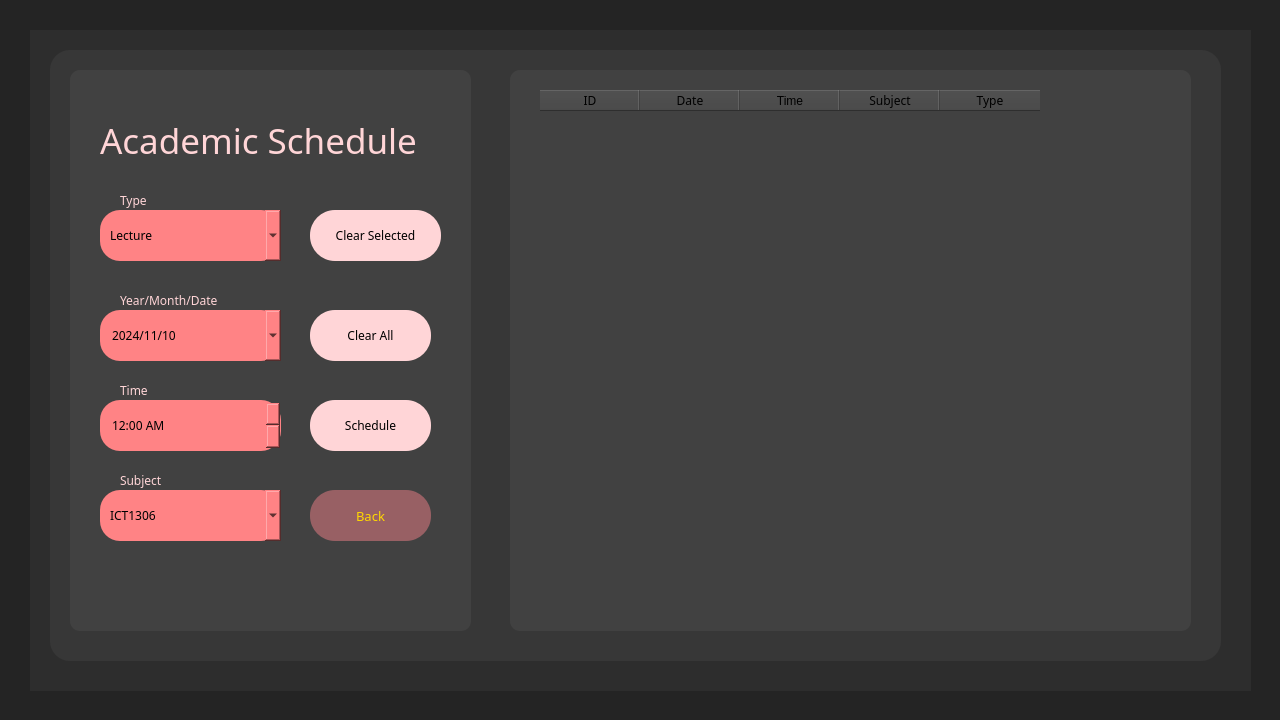
The window that ui/academic.ui (hclperera/Personal_Organizer) describes before a commit, drawn with Qt 5.
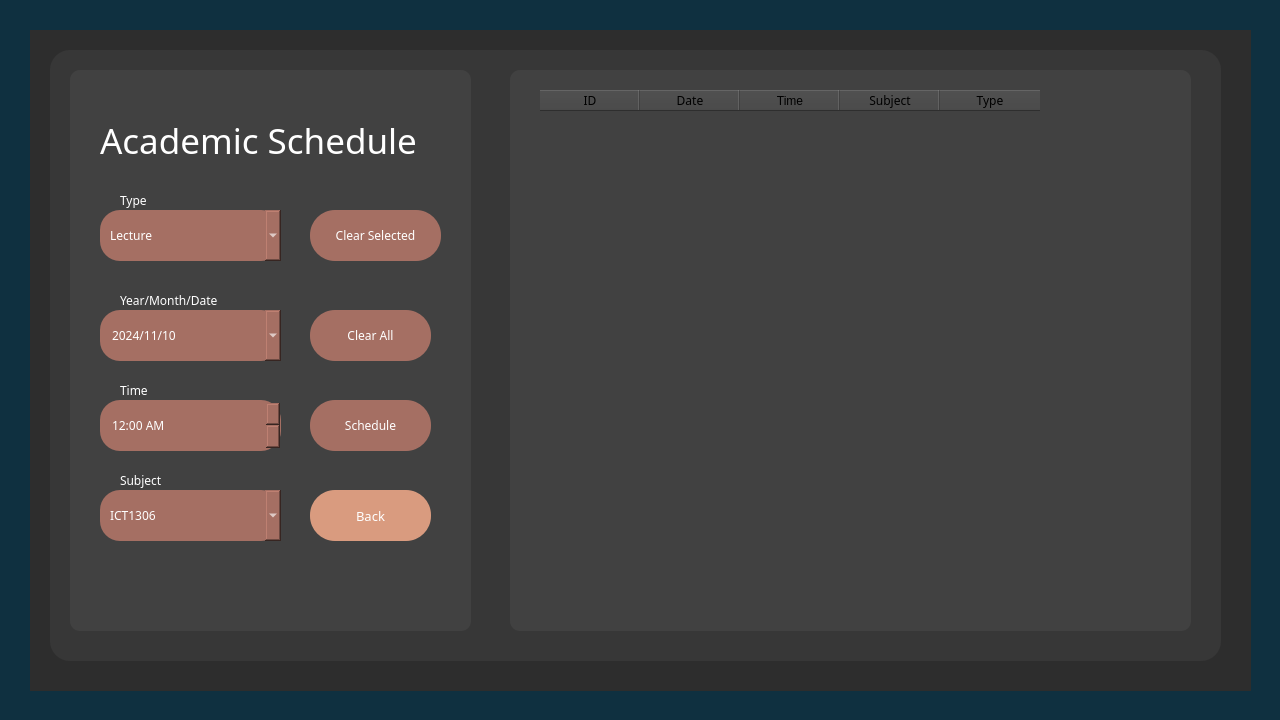
The same window after the commit.

```diff
--- a/ui/academic.ui
+++ b/ui/academic.ui
@@ -29,7 +29,7 @@
    </property>
    <property name="styleSheet">
     <string notr="true">QWidget{
-	background-color: rgb(36, 36, 36);
+	background-color: rgb(15, 48, 64);
 }</string>
    </property>
    <widget class="QWidget" name="Fback1" native="true">
@@ -93,11 +93,11 @@
        </property>
        <property name="styleSheet">
         <string notr="true">QComboBox{
-	background-color:rgb(255, 131, 133);
+	background-color:rgb(165, 111, 99);
 	border-radius:20px;
 	padding-left:10px;
 	padding-right:10px;
-	color: black;
+	color: white;
 }</string>
        </property>
        <item>
@@ -127,11 +127,10 @@
        </property>
        <property name="styleSheet">
         <string notr="true">QPushButton{
-	background-color:rgb(255, 213, 215);
+	background-color:rgb(165, 111, 99);
 	border-radius:25px;
 	border-color: rgb(53, 69, 93);
-	
-	color: rgb(0, 0, 0);
+	color: white;
 }</string>
        </property>
        <property name="text">
@@ -154,7 +153,7 @@
        </property>
        <property name="styleSheet">
         <string notr="true">QLabel{
-	color:rgb(255, 213, 215);
+	color:rgb(255, 255, 255);
 }</string>
        </property>
        <property name="text">
@@ -177,7 +176,7 @@
        </property>
        <property name="styleSheet">
         <string notr="true">QLabel{
-	color:rgb(255, 213, 215);
+	color:rgb(255, 255, 255);
 }</string>
        </property>
        <property name="text">
@@ -200,11 +199,10 @@
        </property>
        <property name="styleSheet">
         <string notr="true">QPushButton{
-	background-color:rgb(255, 213, 215);
+	background-color:rgb(165, 111, 99);
 	border-radius:25px;
 	border-color: rgb(53, 69, 93);
-	
-	color: rgb(0, 0, 0);
+	color: white;
 }</string>
        </property>
        <property name="text">
@@ -227,11 +225,10 @@
        </property>
        <property name="styleSheet">
         <string notr="true">QPushButton{
-	background-color:rgb(255, 213, 215);
+	background-color:rgb(165, 111, 99);
 	border-radius:25px;
 	border-color: rgb(53, 69, 93);
-	
-	color: rgb(0, 0, 0);
+	color: white;
 }</string>
        </property>
        <property name="text">
@@ -255,7 +252,7 @@
        </property>
        <property name="styleSheet">
         <string notr="true">QLabel{
-	color:rgb(255, 213, 215);
+	color:rgb(255, 255, 255);
 }</string>
        </property>
        <property name="text">
@@ -279,11 +276,10 @@
        </property>
        <property name="styleSheet">
         <string notr="true">QPushButton{
-	background-color:rgb(152, 96, 100);
+	background-color:rgb(217, 155, 127);
 	border-radius:25px;
 	border-color: rgb(53, 69, 93);
-	
-	color: gold;
+	color: white;
 }</string>
        </property>
        <property name="text">
@@ -306,11 +302,11 @@
        </property>
        <property name="styleSheet">
         <string notr="true">QDateEdit{
-	background-color:rgb(255, 131, 133);
+	background-color:rgb(165, 111, 99);
 	border-radius:20px;
 	padding-left:10px;
 	padding-right:10px;
-	color:black;
+	color: white;
 }</string>
        </property>
        <property name="readOnly">
@@ -349,11 +345,11 @@
        </property>
        <property name="styleSheet">
         <string notr="true">QTimeEdit{
-	background-color:rgb(255, 131, 133);
+	background-color:rgb(165, 111, 99);
 	border-radius:20px;
 	padding-left:10px;
 	padding-right:10px;
-	color:black;
+	color: white;
 }</string>
        </property>
        <property name="displayFormat">
@@ -376,7 +372,7 @@
        </property>
        <property name="styleSheet">
         <string notr="true">QLabel{
-	color:rgb(255, 213, 215);
+	color:rgb(255, 255, 255);
 }</string>
        </property>
        <property name="text">
@@ -399,11 +395,12 @@
        </property>
        <property name="styleSheet">
         <string notr="true">QComboBox{
-	background-color:rgb(255, 131, 133);
+	background-color:rgb(165, 111, 99);
+	color: white;
 	border-radius:20px;
 	padding-left:10px;
 	padding-right:10px;
-	color: black;
+	
 }</string>
        </property>
        <item>
@@ -443,7 +440,7 @@
        </property>
        <property name="styleSheet">
         <string notr="true">QLabel{
-	color:rgb(255, 213, 215);
+	color:rgb(255, 255, 255);
 }</string>
        </property>
        <property name="text">
```
Left out of the diff: 2 changed lines with no effect on the pictures.
